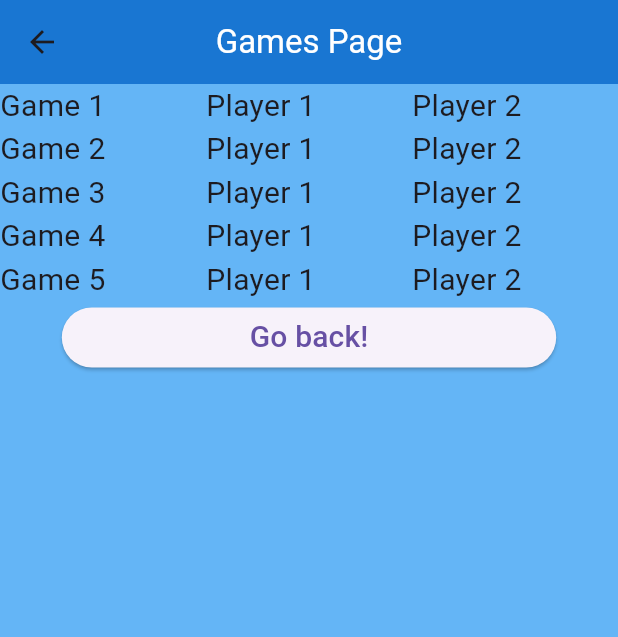
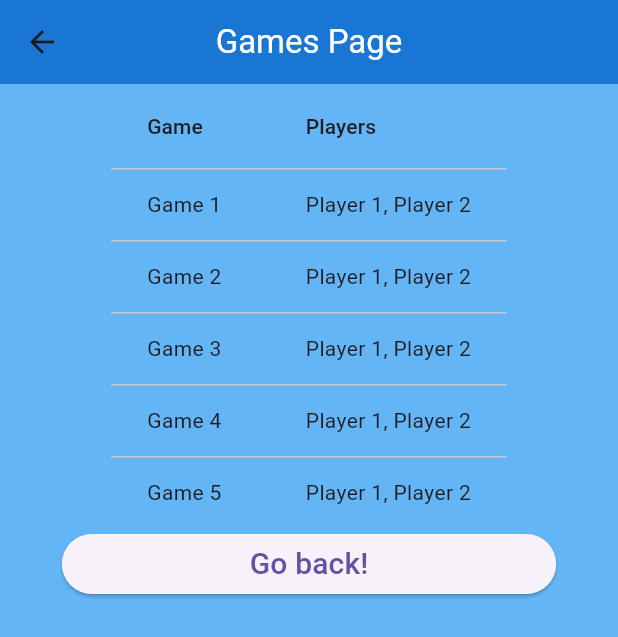
Before and after one commit to mezgoodle/UnoCounter, a Flutter app: the GamesPage screen opened directly, on a phone screen of 412 x 824 dp. Shown: the top 637 px of the screen. Run offline on Flutter 3.47's test engine with Material 3 defaults, Android fonts, the phone set to English and light mode, and no system bars.

Commit message:
Some improvments

```diff
--- a/lib/pages/games.dart
+++ b/lib/pages/games.dart
@@ -15,25 +15,24 @@ class GamesPage extends StatelessWidget {
 
   @override
   Widget build(BuildContext context) {
-    // TODO: show here as a list of games, table
     return Scaffold(
       appBar: CustomAppBar(title: 'Games Page'),
       body: Column(
         children: [
-          Table(
-              border: TableBorder.symmetric(),
-              children: games.map((row) {
-                return TableRow(
-                  children: row.map((cell) {
-                    return TableCell(
-                      child: Text(
-                        cell,
-                        style: const TextStyle(fontSize: 20),
-                      ),
-                    );
-                  }).toList(),
-                );
-              }).toList()),
+          DataTable(
+            columns: [
+              DataColumn(label: Text('Game')),
+              DataColumn(label: Text('Players')),
+            ],
+            rows: games.map((row) {
+              return DataRow(
+                cells: [
+                  DataCell(Text(row.first)),
+                  DataCell(Text(row.sublist(1).join(', '))),
+                ],
+              );
+            }).toList(),
+          ),
           Center(
             child: CustomButton(
               text: 'Go back!',
--- a/lib/pages/new_game.dart
+++ b/lib/pages/new_game.dart
@@ -45,7 +45,7 @@ class _NewGamePageState extends State<NewGamePage> {
 
   void _showAddPlayerDialog() {
     TextEditingController nameController = TextEditingController();
-    bool _isInputValid = true;
+    bool isInputValid = true;
 
     showDialog(
       context: context,
@@ -61,7 +61,7 @@ class _NewGamePageState extends State<NewGamePage> {
                     controller: nameController,
                     decoration: InputDecoration(
                       hintText: "Enter player's name",
-                      errorText: _isInputValid ? null : 'Name cannot be empty',
+                      errorText: isInputValid ? null : 'Name cannot be empty',
                     ),
                   ),
                 ],
@@ -77,10 +77,10 @@ class _NewGamePageState extends State<NewGamePage> {
                   child: Text('Add'),
                   onPressed: () {
                     setState(() {
-                      _isInputValid = nameController.text.trim().isNotEmpty;
+                      isInputValid = nameController.text.trim().isNotEmpty;
                     });
 
-                    if (_isInputValid) {
+                    if (isInputValid) {
                       _addPlayer(nameController.text.trim());
                       Navigator.of(context).pop();
                     }
```
